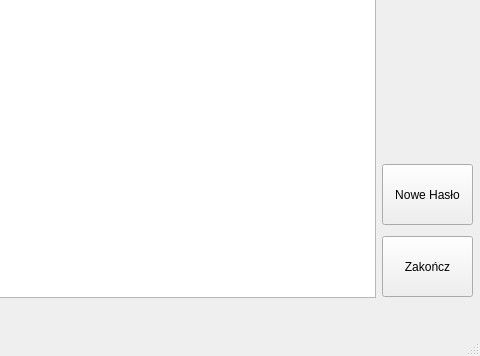
Above: mainwindow.ui from GrimmyReaps/PasswordManager before the change; both pictures show x 320 to 800 and y 254 to 610 of the 800 by 610 pixel window. Below: the same form after it.
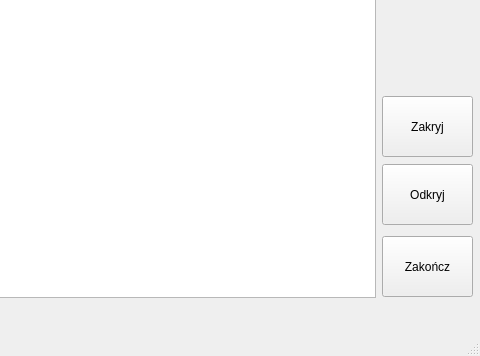
That is the form after the change.

Patch:
```diff
--- a/mainwindow.ui
+++ b/mainwindow.ui
@@ -68,7 +68,20 @@
      </rect>
     </property>
     <property name="text">
-     <string>Nowe Hasło</string>
+     <string>Odkryj</string>
+    </property>
+   </widget>
+   <widget class="QPushButton" name="hidePassword">
+    <property name="geometry">
+     <rect>
+      <x>702</x>
+      <y>350</y>
+      <width>91</width>
+      <height>61</height>
+     </rect>
+    </property>
+    <property name="text">
+     <string>Zakryj</string>
     </property>
    </widget>
   </widget>
```
Left out of the diff: 2 changed lines with no effect on the pictures.
